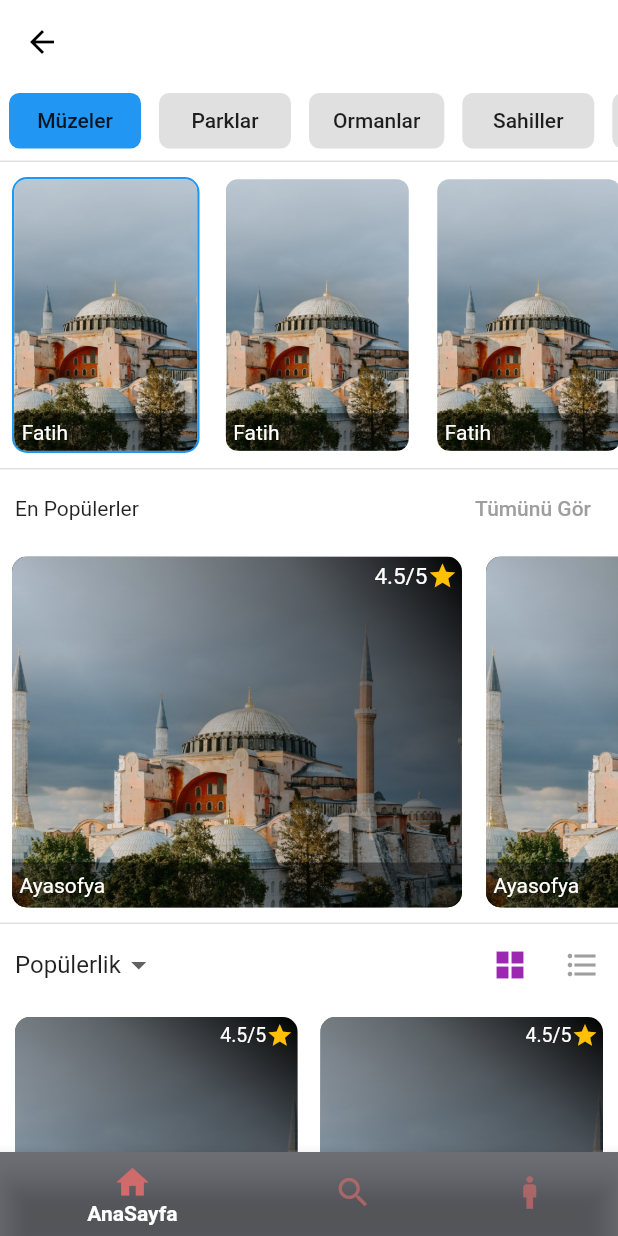
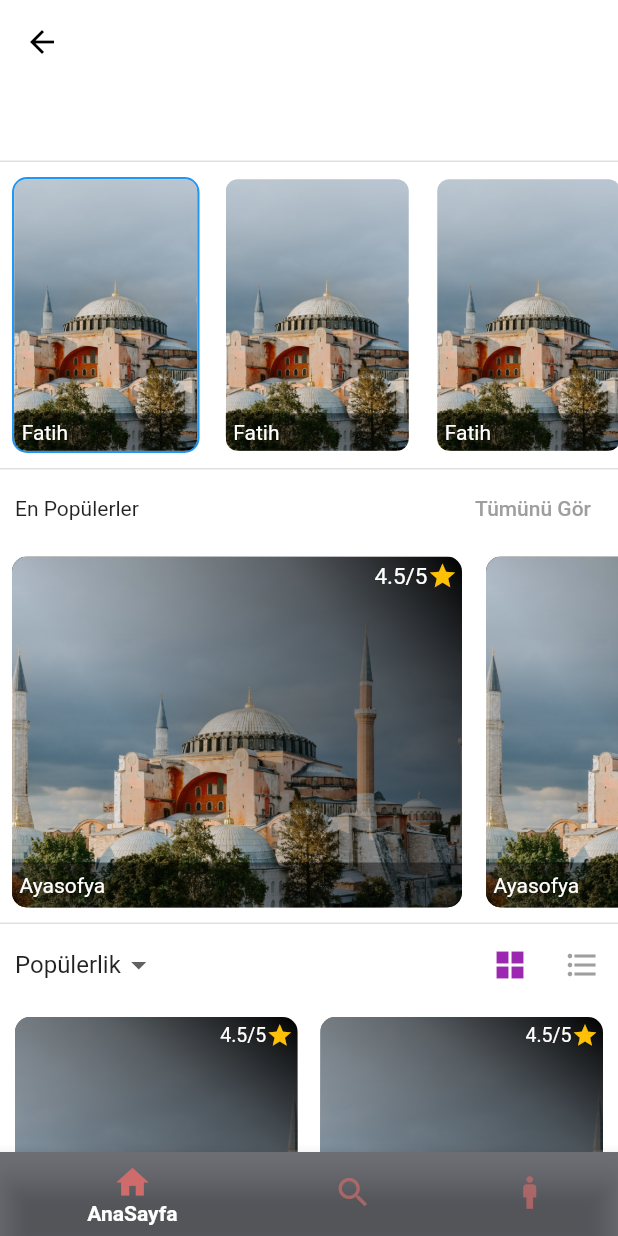
Before and after one commit to TripuMapu/tripmap, a Flutter app: the HomeScreen screen opened directly, on a phone screen of 412 x 824 dp. Run offline on Flutter 3.47's test engine with Material 2 defaults, Android fonts, the phone set to English and light mode, and no system bars; our stand-ins replace dio, flutter_rating_bar, fluttertoast, shared_preferences; accounts and stored records are empty.

```diff
--- a/lib/screens/homescreen2.dart
+++ b/lib/screens/homescreen2.dart
@@ -142,11 +142,11 @@ class _MyHomePageState2 extends State<MyHomePage2>
                     itemCount: _icons.length,
                     itemBuilder: (BuildContext context, int index) {
                       return Padding(
-                          // each button's key
-                          key: _keys[index],
-                          // padding for the buttons
-                          padding: EdgeInsets.all(6.0),
-                          child: ButtonTheme(
+                        // each button's key
+                        key: _keys[index],
+                        // padding for the buttons
+                        padding: EdgeInsets.all(6.0),
+                        /*child: ButtonTheme(
                               child: AnimatedBuilder(
                             animation: _colorTweenBackgroundOn,
                             builder: (context, child) => FlatButton(
@@ -172,7 +172,8 @@ class _MyHomePageState2 extends State<MyHomePage2>
                                   _icons[index],
                                   // get the color of the icon (dependent of its state)
                                 )),
-                          )));
+                          ))*/
+                      );
                     })),
           ),
           const SliverToBoxAdapter(
```
